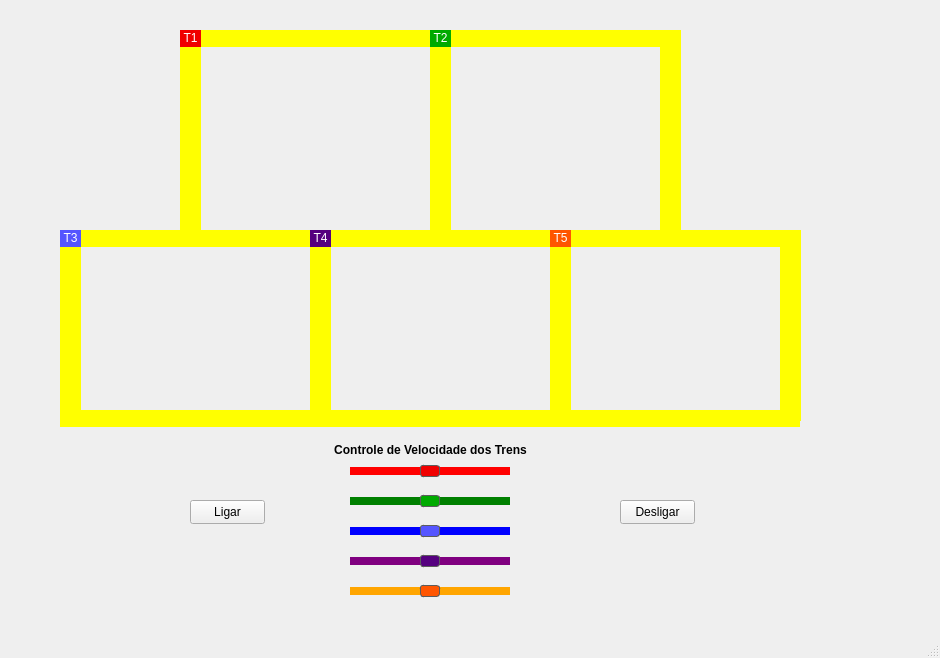
This is mainwindow.ui in Bianca-Mirtes/Projeto_dos_Trens_SO as Qt 5 draws it before an edit. The edited form follows.
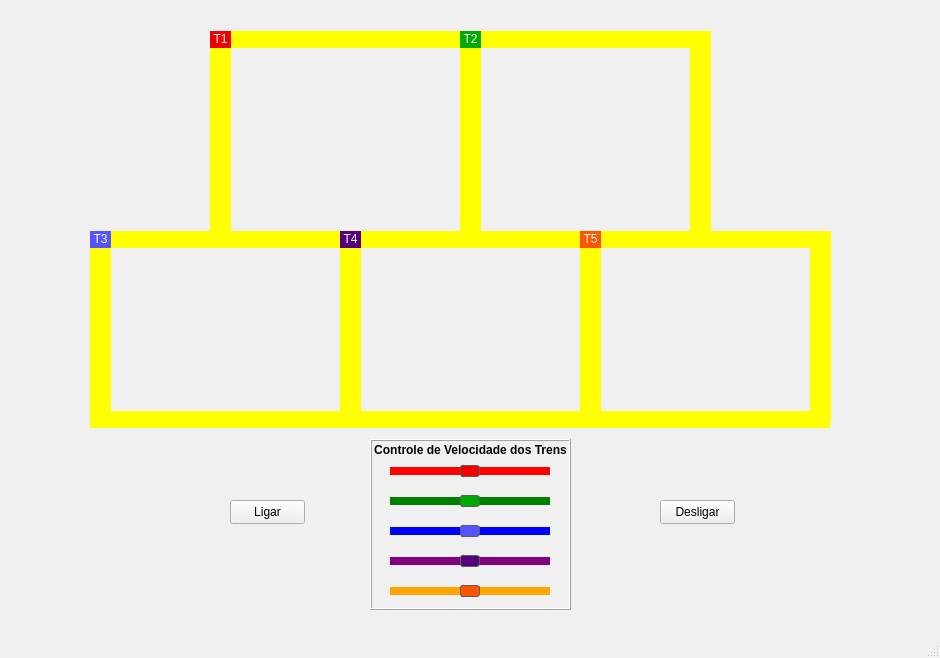
This is the edited form.

```diff
--- a/mainwindow.ui
+++ b/mainwindow.ui
@@ -10,6 +10,421 @@
     <height>658</height>
    </rect>
   </property>
+  <property name="palette">
+   <palette>
+    <active>
+     <colorrole role="WindowText">
+      <brush brushstyle="SolidPattern">
+       <color alpha="255">
+        <red>0</red>
+        <green>0</green>
+        <blue>0</blue>
+       </color>
+      </brush>
+     </colorrole>
+     <colorrole role="Button">
+      <brush brushstyle="SolidPattern">
+       <color alpha="255">
+        <red>195</red>
+        <green>195</green>
+        <blue>195</blue>
+       </color>
+      </brush>
+     </colorrole>
+     <colorrole role="Light">
+      <brush brushstyle="SolidPattern">
+       <color alpha="255">
+        <red>255</red>
+        <green>255</green>
+        <blue>255</blue>
+       </color>
+      </brush>
+     </colorrole>
+     <colorrole role="Midlight">
+      <brush brushstyle="SolidPattern">
+       <color alpha="255">
+        <red>225</red>
+        <green>225</green>
+        <blue>225</blue>
+       </color>
+      </brush>
+     </colorrole>
+     <colorrole role="Dark">
+      <brush brushstyle="SolidPattern">
+       <color alpha="255">
+        <red>97</red>
+        <green>97</green>
+        <blue>97</blue>
+       </color>
+      </brush>
+     </colorrole>
+     <colorrole role="Mid">
+      <brush brushstyle="SolidPattern">
+       <color alpha="255">
+        <red>130</red>
+        <green>130</green>
+        <blue>130</blue>
+       </color>
+      </brush>
+     </colorrole>
+     <colorrole role="Text">
+      <brush brushstyle="SolidPattern">
+       <color alpha="255">
+        <red>0</red>
+        <green>0</green>
+        <blue>0</blue>
+       </color>
+      </brush>
+     </colorrole>
+     <colorrole role="BrightText">
+      <brush brushstyle="SolidPattern">
+       <color alpha="255">
+        <red>255</red>
+        <green>255</green>
+        <blue>255</blue>
+       </color>
+      </brush>
+     </colorrole>
+     <colorrole role="ButtonText">
+      <brush brushstyle="SolidPattern">
+       <color alpha="255">
+        <red>0</red>
+        <green>0</green>
+        <blue>0</blue>
+       </color>
+      </brush>
+     </colorrole>
+     <colorrole role="Base">
+      <brush brushstyle="SolidPattern">
+       <color alpha="255">
+        <red>255</red>
+        <green>255</green>
+        <blue>255</blue>
+       </color>
+      </brush>
+     </colorrole>
+     <colorrole role="Window">
+      <brush brushstyle="SolidPattern">
+       <color alpha="255">
+        <red>195</red>
+        <green>195</green>
+        <blue>195</blue>
+       </color>
+      </brush>
+     </colorrole>
+     <colorrole role="Shadow">
+      <brush brushstyle="SolidPattern">
+       <color alpha="255">
+        <red>0</red>
+        <green>0</green>
+        <blue>0</blue>
+       </color>
+      </brush>
+     </colorrole>
+     <colorrole role="AlternateBase">
+      <brush brushstyle="SolidPattern">
+       <color alpha="255">
+        <red>225</red>
+        <green>225</green>
+        <blue>225</blue>
+       </color>
+      </brush>
+     </colorrole>
+     <colorrole role="ToolTipBase">
+      <brush brushstyle="SolidPattern">
+       <color alpha="255">
+        <red>255</red>
+        <green>255</green>
+        <blue>220</blue>
+       </color>
+      </brush>
+     </colorrole>
+     <colorrole role="ToolTipText">
+      <brush brushstyle="SolidPattern">
+       <color alpha="255">
+        <red>0</red>
+        <green>0</green>
+        <blue>0</blue>
+       </color>
+      </brush>
+     </colorrole>
+    </active>
+    <inactive>
+     <colorrole role="WindowText">
+      <brush brushstyle="SolidPattern">
+       <color alpha="255">
+        <red>0</red>
+        <green>0</green>
+        <blue>0</blue>
+       </color>
+      </brush>
+     </colorrole>
+     <colorrole role="Button">
+      <brush brushstyle="SolidPattern">
+       <color alpha="255">
+        <red>240</red>
+        <green>240</green>
+        <blue>240</blue>
+       </color>
+      </brush>
+     </colorrole>
+     <colorrole role="Light">
+      <brush brushstyle="SolidPattern">
+       <color alpha="255">
+        <red>255</red>
+        <green>255</green>
+        <blue>255</blue>
+       </color>
+      </brush>
+     </colorrole>
+     <colorrole role="Midlight">
+      <brush brushstyle="SolidPattern">
+       <color alpha="255">
+        <red>227</red>
+        <green>227</green>
+        <blue>227</blue>
+       </color>
+      </brush>
+     </colorrole>
+     <colorrole role="Dark">
+      <brush brushstyle="SolidPattern">
+       <color alpha="255">
+        <red>160</red>
+        <green>160</green>
+        <blue>160</blue>
+       </color>
+      </brush>
+     </colorrole>
+     <colorrole role="Mid">
+      <brush brushstyle="SolidPattern">
+       <color alpha="255">
+        <red>160</red>
+        <green>160</green>
+        <blue>160</blue>
+       </color>
+      </brush>
+     </colorrole>
+     <colorrole role="Text">
+      <brush brushstyle="SolidPattern">
+       <color alpha="255">
+        <red>0</red>
+        <green>0</green>
+        <blue>0</blue>
+       </color>
+      </brush>
+     </colorrole>
+     <colorrole role="BrightText">
+      <brush brushstyle="SolidPattern">
+       <color alpha="255">
+        <red>255</red>
+        <green>255</green>
+        <blue>255</blue>
+       </color>
+      </brush>
+     </colorrole>
+     <colorrole role="ButtonText">
+      <brush brushstyle="SolidPattern">
+       <color alpha="255">
+        <red>0</red>
+        <green>0</green>
+        <blue>0</blue>
+       </color>
+      </brush>
+     </colorrole>
+     <colorrole role="Base">
+      <brush brushstyle="SolidPattern">
+       <color alpha="255">
+        <red>255</red>
+        <green>255</green>
+        <blue>255</blue>
+       </color>
+      </brush>
+     </colorrole>
+     <colorrole role="Window">
+      <brush brushstyle="SolidPattern">
+       <color alpha="255">
+        <red>240</red>
+        <green>240</green>
+        <blue>240</blue>
+       </color>
+      </brush>
+     </colorrole>
+     <colorrole role="Shadow">
+      <brush brushstyle="SolidPattern">
+       <color alpha="255">
+        <red>105</red>
+        <green>105</green>
+        <blue>105</blue>
+       </color>
+      </brush>
+     </colorrole>
+     <colorrole role="AlternateBase">
+      <brush brushstyle="SolidPattern">
+       <color alpha="255">
+        <red>245</red>
+        <green>245</green>
+        <blue>245</blue>
+       </color>
+      </brush>
+     </colorrole>
+     <colorrole role="ToolTipBase">
+      <brush brushstyle="SolidPattern">
+       <color alpha="255">
+        <red>255</red>
+        <green>255</green>
+        <blue>220</blue>
+       </color>
+      </brush>
+     </colorrole>
+     <colorrole role="ToolTipText">
+      <brush brushstyle="SolidPattern">
+       <color alpha="255">
+        <red>0</red>
+        <green>0</green>
+        <blue>0</blue>
+       </color>
+      </brush>
+     </colorrole>
+    </inactive>
+    <disabled>
+     <colorrole role="WindowText">
+      <brush brushstyle="SolidPattern">
+       <color alpha="255">
+        <red>97</red>
+        <green>97</green>
+        <blue>97</blue>
+       </color>
+      </brush>
+     </colorrole>
+     <colorrole role="Button">
+      <brush brushstyle="SolidPattern">
+       <color alpha="255">
+        <red>195</red>
+        <green>195</green>
+        <blue>195</blue>
+       </color>
+      </brush>
+     </colorrole>
+     <colorrole role="Light">
+      <brush brushstyle="SolidPattern">
+       <color alpha="255">
+        <red>255</red>
+        <green>255</green>
+        <blue>255</blue>
+       </color>
+      </brush>
+     </colorrole>
+     <colorrole role="Midlight">
+      <brush brushstyle="SolidPattern">
+       <color alpha="255">
+        <red>225</red>
+        <green>225</green>
+        <blue>225</blue>
+       </color>
+      </brush>
+     </colorrole>
+     <colorrole role="Dark">
+      <brush brushstyle="SolidPattern">
+       <color alpha="255">
+        <red>97</red>
+        <green>97</green>
+        <blue>97</blue>
+       </color>
+      </brush>
+     </colorrole>
+     <colorrole role="Mid">
+      <brush brushstyle="SolidPattern">
+       <color alpha="255">
+        <red>130</red>
+        <green>130</green>
+        <blue>130</blue>
+       </color>
+      </brush>
+     </colorrole>
+     <colorrole role="Text">
+      <brush brushstyle="SolidPattern">
+       <color alpha="255">
+        <red>97</red>
+        <green>97</green>
+        <blue>97</blue>
+       </color>
+      </brush>
+     </colorrole>
+     <colorrole role="BrightText">
+      <brush brushstyle="SolidPattern">
+       <color alpha="255">
+        <red>255</red>
+        <green>255</green>
+        <blue>255</blue>
+       </color>
+      </brush>
+     </colorrole>
+     <colorrole role="ButtonText">
+      <brush brushstyle="SolidPattern">
+       <color alpha="255">
+        <red>97</red>
+        <green>97</green>
+        <blue>97</blue>
+       </color>
+      </brush>
+     </colorrole>
+     <colorrole role="Base">
+      <brush brushstyle="SolidPattern">
+       <color alpha="255">
+        <red>195</red>
+        <green>195</green>
+        <blue>195</blue>
+       </color>
+      </brush>
+     </colorrole>
+     <colorrole role="Window">
+      <brush brushstyle="SolidPattern">
+       <color alpha="255">
+        <red>195</red>
+        <green>195</green>
+        <blue>195</blue>
+       </color>
+      </brush>
+     </colorrole>
+     <colorrole role="Shadow">
+      <brush brushstyle="SolidPattern">
+       <color alpha="255">
+        <red>0</red>
+        <green>0</green>
+        <blue>0</blue>
+       </color>
+      </brush>
+     </colorrole>
+     <colorrole role="AlternateBase">
+      <brush brushstyle="SolidPattern">
+       <color alpha="255">
+        <red>245</red>
+        <green>245</green>
+        <blue>245</blue>
+       </color>
+      </brush>
+     </colorrole>
+     <colorrole role="ToolTipBase">
+      <brush brushstyle="SolidPattern">
+       <color alpha="255">
+        <red>255</red>
+        <green>255</green>
+        <blue>220</blue>
+       </color>
+      </brush>
+     </colorrole>
+     <colorrole role="ToolTipText">
+      <brush brushstyle="SolidPattern">
+       <color alpha="255">
+        <red>0</red>
+        <green>0</green>
+        <blue>0</blue>
+       </color>
+      </brush>
+     </colorrole>
+    </disabled>
+   </palette>
+  </property>
   <property name="windowTitle">
    <string>MainWindow</string>
   </property>
@@ -17,8 +432,8 @@
    <widget class="QLabel" name="trilho1_11">
     <property name="geometry">
      <rect>
-      <x>780</x>
-      <y>230</y>
+      <x>810</x>
+      <y>231</y>
       <width>21</width>
       <height>191</height>
      </rect>
@@ -33,8 +448,8 @@
    <widget class="QLabel" name="trilho5">
     <property name="geometry">
      <rect>
-      <x>60</x>
-      <y>230</y>
+      <x>90</x>
+      <y>231</y>
       <width>250</width>
       <height>17</height>
      </rect>
@@ -49,8 +464,8 @@
    <widget class="QLabel" name="trilho1_8">
     <property name="geometry">
      <rect>
-      <x>310</x>
-      <y>410</y>
+      <x>340</x>
+      <y>411</y>
       <width>250</width>
       <height>17</height>
      </rect>
@@ -65,8 +480,8 @@
    <widget class="QLabel" name="trem_5">
     <property name="geometry">
      <rect>
-      <x>550</x>
-      <y>230</y>
+      <x>580</x>
+      <y>231</y>
       <width>21</width>
       <height>17</height>
      </rect>
@@ -81,8 +496,8 @@
    <widget class="QLabel" name="trem_4">
     <property name="geometry">
      <rect>
-      <x>310</x>
-      <y>230</y>
+      <x>340</x>
+      <y>231</y>
       <width>21</width>
       <height>17</height>
      </rect>
@@ -97,7 +512,7 @@
    <widget class="QPushButton" name="terminar">
     <property name="geometry">
      <rect>
-      <x>620</x>
+      <x>660</x>
       <y>500</y>
       <width>75</width>
       <height>24</height>
@@ -110,12 +525,18 @@
    <widget class="QPushButton" name="iniciar">
     <property name="geometry">
      <rect>
-      <x>190</x>
+      <x>230</x>
       <y>500</y>
       <width>75</width>
       <height>24</height>
      </rect>
     </property>
+    <property name="cursor">
+     <cursorShape>PointingHandCursor</cursorShape>
+    </property>
+    <property name="autoFillBackground">
+     <bool>false</bool>
+    </property>
     <property name="text">
      <string>Ligar</string>
     </property>
@@ -123,8 +544,8 @@
    <widget class="QLabel" name="trilho3">
     <property name="geometry">
      <rect>
-      <x>430</x>
-      <y>30</y>
+      <x>460</x>
+      <y>31</y>
       <width>21</width>
       <height>200</height>
      </rect>
@@ -139,8 +560,8 @@
    <widget class="QLabel" name="trilho1_3">
     <property name="geometry">
      <rect>
-      <x>550</x>
-      <y>230</y>
+      <x>580</x>
+      <y>231</y>
       <width>250</width>
       <height>17</height>
      </rect>
@@ -155,8 +576,8 @@
    <widget class="QLabel" name="trilho1">
     <property name="geometry">
      <rect>
-      <x>180</x>
-      <y>30</y>
+      <x>210</x>
+      <y>31</y>
       <width>250</width>
       <height>17</height>
      </rect>
@@ -171,8 +592,8 @@
    <widget class="QLabel" name="trilho1_4">
     <property name="geometry">
      <rect>
-      <x>660</x>
-      <y>30</y>
+      <x>690</x>
+      <y>31</y>
       <width>21</width>
       <height>200</height>
      </rect>
@@ -187,8 +608,8 @@
    <widget class="QLabel" name="trem_1">
     <property name="geometry">
      <rect>
-      <x>180</x>
-      <y>30</y>
+      <x>210</x>
+      <y>31</y>
       <width>21</width>
       <height>17</height>
      </rect>
@@ -206,8 +627,8 @@
    <widget class="QLabel" name="trilho1_6">
     <property name="geometry">
      <rect>
-      <x>60</x>
-      <y>410</y>
+      <x>90</x>
+      <y>411</y>
       <width>250</width>
       <height>17</height>
      </rect>
@@ -222,8 +643,8 @@
    <widget class="QLabel" name="trilho2">
     <property name="geometry">
      <rect>
-      <x>430</x>
-      <y>30</y>
+      <x>460</x>
+      <y>31</y>
       <width>250</width>
       <height>17</height>
      </rect>
@@ -238,8 +659,8 @@
    <widget class="QLabel" name="trilho5_2">
     <property name="geometry">
      <rect>
-      <x>300</x>
-      <y>230</y>
+      <x>330</x>
+      <y>231</y>
       <width>250</width>
       <height>17</height>
      </rect>
@@ -254,8 +675,8 @@
    <widget class="QLabel" name="trem_2">
     <property name="geometry">
      <rect>
-      <x>430</x>
-      <y>30</y>
+      <x>460</x>
+      <y>31</y>
       <width>21</width>
       <height>17</height>
      </rect>
@@ -270,8 +691,8 @@
    <widget class="QLabel" name="trilho1_10">
     <property name="geometry">
      <rect>
-      <x>550</x>
-      <y>410</y>
+      <x>580</x>
+      <y>411</y>
       <width>250</width>
       <height>17</height>
      </rect>
@@ -286,8 +707,8 @@
    <widget class="QLabel" name="trem_3">
     <property name="geometry">
      <rect>
-      <x>60</x>
-      <y>230</y>
+      <x>90</x>
+      <y>231</y>
       <width>21</width>
       <height>17</height>
      </rect>
@@ -302,8 +723,8 @@
    <widget class="QLabel" name="trilho1_5">
     <property name="geometry">
      <rect>
-      <x>60</x>
-      <y>230</y>
+      <x>90</x>
+      <y>231</y>
       <width>21</width>
       <height>191</height>
      </rect>
@@ -318,8 +739,8 @@
    <widget class="QLabel" name="trilho1_2">
     <property name="geometry">
      <rect>
-      <x>180</x>
-      <y>30</y>
+      <x>210</x>
+      <y>31</y>
       <width>21</width>
       <height>200</height>
      </rect>
@@ -334,8 +755,8 @@
    <widget class="QLabel" name="trilho1_7">
     <property name="geometry">
      <rect>
-      <x>310</x>
-      <y>230</y>
+      <x>340</x>
+      <y>231</y>
       <width>21</width>
       <height>191</height>
      </rect>
@@ -350,8 +771,8 @@
    <widget class="QLabel" name="trilho1_9">
     <property name="geometry">
      <rect>
-      <x>550</x>
-      <y>230</y>
+      <x>580</x>
+      <y>231</y>
       <width>21</width>
       <height>191</height>
      </rect>
@@ -364,9 +785,12 @@
     </property>
    </widget>
    <widget class="QSlider" name="slider_trem1">
+    <property name="enabled">
+     <bool>true</bool>
+    </property>
     <property name="geometry">
      <rect>
-      <x>350</x>
+      <x>390</x>
       <y>460</y>
       <width>160</width>
       <height>22</height>
@@ -394,13 +818,13 @@
 }</string>
     </property>
     <property name="minimum">
-     <number>0</number>
+     <number>1</number>
     </property>
     <property name="maximum">
-     <number>100</number>
+     <number>200</number>
     </property>
     <property name="value">
-     <number>50</number>
+     <number>100</number>
     </property>
     <property name="orientation">
      <enum>Qt::Horizontal</enum>
@@ -411,16 +835,28 @@
     <property name="invertedControls">
      <bool>false</bool>
     </property>
+    <property name="tickPosition">
+     <enum>QSlider::TicksBothSides</enum>
+    </property>
+    <property name="tickInterval">
+     <number>40</number>
+    </property>
    </widget>
    <widget class="QSlider" name="slider_trem2">
     <property name="geometry">
      <rect>
-      <x>350</x>
+      <x>390</x>
       <y>490</y>
       <width>160</width>
       <height>22</height>
      </rect>
     </property>
+    <property name="cursor">
+     <cursorShape>PointingHandCursor</cursorShape>
+    </property>
+    <property name="autoFillBackground">
+     <bool>false</bool>
+    </property>
     <property name="styleSheet">
      <string notr="true">QSlider::groove:horizontal {
     border: 1px solid #0000;
@@ -436,11 +872,14 @@
     border-radius: 3px;
 }</string>
     </property>
+    <property name="minimum">
+     <number>1</number>
+    </property>
     <property name="maximum">
-     <number>100</number>
+     <number>200</number>
     </property>
     <property name="value">
-     <number>50</number>
+     <number>100</number>
     </property>
     <property name="orientation">
      <enum>Qt::Horizontal</enum>
@@ -448,11 +887,17 @@
     <property name="invertedAppearance">
      <bool>true</bool>
     </property>
+    <property name="tickPosition">
+     <enum>QSlider::TicksBothSides</enum>
+    </property>
+    <property name="tickInterval">
+     <number>40</number>
+    </property>
    </widget>
    <widget class="QSlider" name="slider_trem3">
     <property name="geometry">
      <rect>
-      <x>350</x>
+      <x>390</x>
       <y>520</y>
       <width>160</width>
       <height>22</height>
@@ -473,11 +918,14 @@
     border-radius: 3px;
 }</string>
     </property>
+    <property name="minimum">
+     <number>1</number>
+    </property>
     <property name="maximum">
-     <number>100</number>
+     <number>200</number>
     </property>
     <property name="value">
-     <number>50</number>
+     <number>100</number>
     </property>
     <property name="orientation">
      <enum>Qt::Horizontal</enum>
@@ -485,11 +933,17 @@
     <property name="invertedAppearance">
      <bool>true</bool>
     </property>
+    <property name="tickPosition">
+     <enum>QSlider::TicksBothSides</enum>
+    </property>
+    <property name="tickInterval">
+     <number>40</number>
+    </property>
    </widget>
    <widget class="QSlider" name="slider_trem4">
     <property name="geometry">
      <rect>
-      <x>350</x>
+      <x>390</x>
       <y>550</y>
       <width>160</width>
       <height>22</height>
@@ -510,11 +964,14 @@
     border-radius: 3px;
 }</string>
     </property>
+    <property name="minimum">
+     <number>1</number>
+    </property>
     <property name="maximum">
-     <number>100</number>
+     <number>200</number>
     </property>
     <property name="value">
-     <number>50</number>
+     <number>100</number>
     </property>
     <property name="orientation">
      <enum>Qt::Horizontal</enum>
@@ -522,11 +979,17 @@
     <property name="invertedAppearance">
      <bool>true</bool>
     </property>
+    <property name="tickPosition">
+     <enum>QSlider::TicksBothSides</enum>
+    </property>
+    <property name="tickInterval">
+     <number>40</number>
+    </property>
    </widget>
    <widget class="QSlider" name="slider_trem5">
     <property name="geometry">
      <rect>
-      <x>350</x>
+      <x>390</x>
       <y>580</y>
       <width>160</width>
       <height>22</height>
@@ -547,11 +1010,14 @@
     border-radius: 3px;
 }</string>
     </property>
+    <property name="minimum">
+     <number>1</number>
+    </property>
     <property name="maximum">
-     <number>100</number>
+     <number>200</number>
     </property>
     <property name="value">
-     <number>50</number>
+     <number>100</number>
     </property>
     <property name="orientation">
      <enum>Qt::Horizontal</enum>
@@ -559,11 +1025,17 @@
     <property name="invertedAppearance">
      <bool>true</bool>
     </property>
+    <property name="tickPosition">
+     <enum>QSlider::TicksBothSides</enum>
+    </property>
+    <property name="tickInterval">
+     <number>40</number>
+    </property>
    </widget>
    <widget class="QLabel" name="label">
     <property name="geometry">
      <rect>
-      <x>320</x>
+      <x>360</x>
       <y>440</y>
       <width>221</width>
       <height>21</height>
@@ -573,6 +1045,29 @@
      <string>&lt;html&gt;&lt;head/&gt;&lt;body&gt;&lt;p align=&quot;center&quot;&gt;&lt;span style=&quot; font-weight:700;&quot;&gt;Controle de Velocidade dos Trens&lt;/span&gt;&lt;/p&gt;&lt;/body&gt;&lt;/html&gt;</string>
     </property>
    </widget>
+   <widget class="QFrame" name="frame">
+    <property name="geometry">
+     <rect>
+      <x>370</x>
+      <y>439</y>
+      <width>201</width>
+      <height>171</height>
+     </rect>
+    </property>
+    <property name="cursor">
+     <cursorShape>ArrowCursor</cursorShape>
+    </property>
+    <property name="acceptDrops">
+     <bool>false</bool>
+    </property>
+    <property name="frameShape">
+     <enum>QFrame::Box</enum>
+    </property>
+    <property name="frameShadow">
+     <enum>QFrame::Raised</enum>
+    </property>
+   </widget>
+   <zorder>frame</zorder>
    <zorder>trilho1_10</zorder>
    <zorder>trilho1_8</zorder>
    <zorder>trilho2</zorder>
```
Left out of the diff: 20 changed lines with no effect on the pictures.
